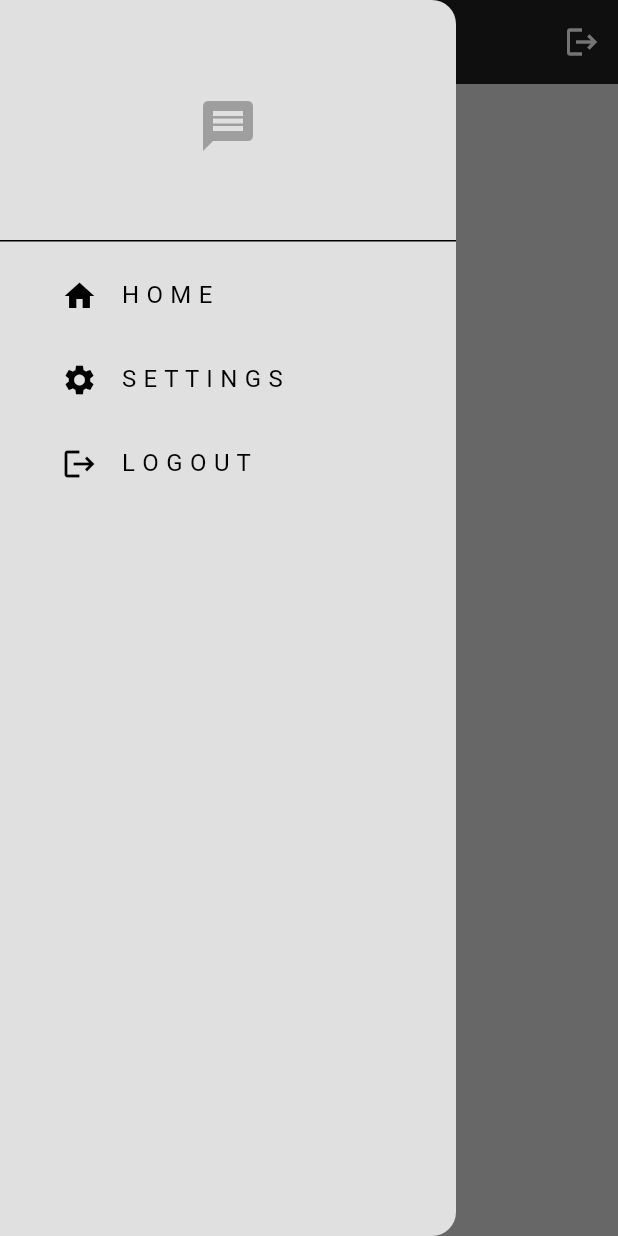
After one commit to broken555wheel/messengerapp, a Flutter app: the screen it shows once a user with an empty profile is signed in, with the side drawer open, on a phone screen of 412 x 824 dp. The commit adds this screen. Run offline on Flutter 3.47's test engine with Material 3 defaults, Android fonts, the phone set to English and light mode, and no system bars; our stand-ins replace cloud_firestore, firebase_auth, firebase_core; accounts and stored records are empty; network calls fail.

Commit message:
changed the color of the chatbubble to depend on the logged in user, added a drawer

```diff
--- a/lib/components/chat_bubble.dart
+++ b/lib/components/chat_bubble.dart
@@ -2,7 +2,8 @@ import 'package:flutter/material.dart';
 
 class ChatBubble extends StatelessWidget {
   final String message;
-  const ChatBubble({super.key, required this.message});
+  final bool isCurrentUser;
+  const ChatBubble({super.key, required this.message, required this.isCurrentUser});
 
   @override
   Widget build(BuildContext context) {
@@ -10,7 +11,7 @@ class ChatBubble extends StatelessWidget {
       padding: const EdgeInsets.all(12),
       decoration: BoxDecoration(
         borderRadius: BorderRadius.circular(8),
-        color: Colors.blue,
+        color: isCurrentUser ? Colors.green : Theme.of(context).colorScheme.primary,
       ),
       child: Text(
         message,
--- a/lib/components/my_button.dart
+++ b/lib/components/my_button.dart
@@ -21,7 +21,7 @@ class MyButton extends StatelessWidget {
           padding: const EdgeInsets.all(25),
           decoration: BoxDecoration(
             color: Colors.black,
-            borderRadius: BorderRadius.circular(9),
+            borderRadius: BorderRadius.circular(10),
           ),
           child:Center(
             widthFactor: 1,
--- /dev/null
+++ b/lib/components/my_drawer.dart
@@ -0,0 +1,51 @@
+import 'package:flutter/material.dart';
+
+class MyDrawer extends StatelessWidget {
+  const MyDrawer({super.key});
+
+  @override
+  Widget build(BuildContext context) {
+    return Drawer(
+      backgroundColor: Theme.of(context).colorScheme.surface,
+      child:  Column(
+        children: [
+          Column(
+            children: [
+          DrawerHeader(
+            child: Center(
+              child: Icon(
+                Icons.message,
+                color: Theme.of(context).colorScheme.primary,
+                size: 40,
+              ),
+            ),
+          ),
+          Padding(
+            padding: const EdgeInsets.only(left: 25.0),
+            child: ListTile(
+              title: const Text('H O M E'),
+              leading: const Icon(Icons.home),
+              onTap: () {},
+            ),
+          ),
+          Padding(
+            padding: const EdgeInsets.only(left: 25.0),
+            child: ListTile(
+              title: const Text('S E T T I N G S'),
+              leading: const Icon(Icons.settings),
+              onTap: () {},
+            ),
+          ),],),
+          Padding(
+            padding: const EdgeInsets.only(left: 25.0),
+            child: ListTile(
+              title: const Text('L O G O U T'),
+              leading: const Icon(Icons.logout),
+              onTap: () {},
+            ),
+          ),
+        ],
+      ),
+    );
+  }
+}
--- a/lib/main.dart
+++ b/lib/main.dart
@@ -2,10 +2,11 @@ import 'package:messengerapp/services/auth/auth_gate.dart';
 import 'package:messengerapp/services/auth/auth_service.dart';
 import 'package:firebase_core/firebase_core.dart';
 import 'package:flutter/material.dart';
+import 'package:provider/provider.dart';
 
 import 'package:messengerapp/firebase_options.dart';
 import 'package:messengerapp/themes/light_mode.dart';
-import 'package:provider/provider.dart';
+
 
 void main() async {
   WidgetsFlutterBinding.ensureInitialized();
--- a/lib/pages/home_page.dart
+++ b/lib/pages/home_page.dart
@@ -1,9 +1,12 @@
 import 'package:cloud_firestore/cloud_firestore.dart';
 import 'package:firebase_auth/firebase_auth.dart';
 import 'package:flutter/material.dart';
+import 'package:provider/provider.dart';
+
 import 'package:messengerapp/pages/chat_page.dart';
 import 'package:messengerapp/services/auth/auth_service.dart';
-import 'package:provider/provider.dart';
+import 'package:messengerapp/components/my_drawer.dart';
+
 
 class HomePage extends StatefulWidget {
   const HomePage({super.key});
@@ -23,9 +26,26 @@ class _HomePageState extends State<HomePage> {
   @override
   Widget build(BuildContext context) {
     return Scaffold(
-      appBar: AppBar(title: const Text('HomePage'), actions: [
-        IconButton(onPressed: signOut, icon: const Icon(Icons.logout))
-      ]),
+      appBar: AppBar(
+        title: Center(
+          child: Text(
+            'Home',
+            style: TextStyle(
+              color: Theme.of(context).colorScheme.tertiary,
+            ),
+          ),
+        ),
+        actions: [
+          IconButton(
+              onPressed: signOut,
+              icon: Icon(
+                Icons.logout,
+                color: Theme.of(context).colorScheme.tertiary,
+              ))
+        ],
+        backgroundColor: Theme.of(context).colorScheme.inversePrimary,
+      ),
+      drawer: const MyDrawer(),
       body: _buildUserList(),
     );
   }
@@ -44,8 +64,10 @@ class _HomePageState extends State<HomePage> {
         }
 
         return ListView(
-          children: snapshot.data!.docs  // provides a list of documents from the Firestore collection.
-              .map<Widget>((doc) => _buildUserListItem(doc))  // maps each document to a widget
+          children: snapshot.data!
+              .docs // provides a list of documents from the Firestore collection.
+              .map<Widget>((doc) =>
+                  _buildUserListItem(doc)) // maps each document to a widget
               .toList(),
         );
       },
@@ -58,7 +80,7 @@ class _HomePageState extends State<HomePage> {
     // display all users except the current user
     if (_auth.currentUser!.email != data['email']) {
       return ListTile(
-        title: Text (data['email']),
+        title: Text(data['email']),
         onTap: () {
           // pass the clicked user's UID to the chat page
           Navigator.push(
--- a/lib/services/auth/auth_service.dart
+++ b/lib/services/auth/auth_service.dart
@@ -6,7 +6,7 @@ class AuthService extends ChangeNotifier {
   // instance of auth
   final FirebaseAuth _firebaseAuth = FirebaseAuth.instance;
 
-  // instance of firesotre
+  // instance of firestore
   final FirebaseFirestore _fireStore = FirebaseFirestore.instance;
   // sign user in
   Future<UserCredential> signInWithEmailandPassword(
```
Also changed, not shown: lib/pages/chat_page.dart (+15 -7 lines), lib/pages/login_page.dart (+5 -3 lines).
